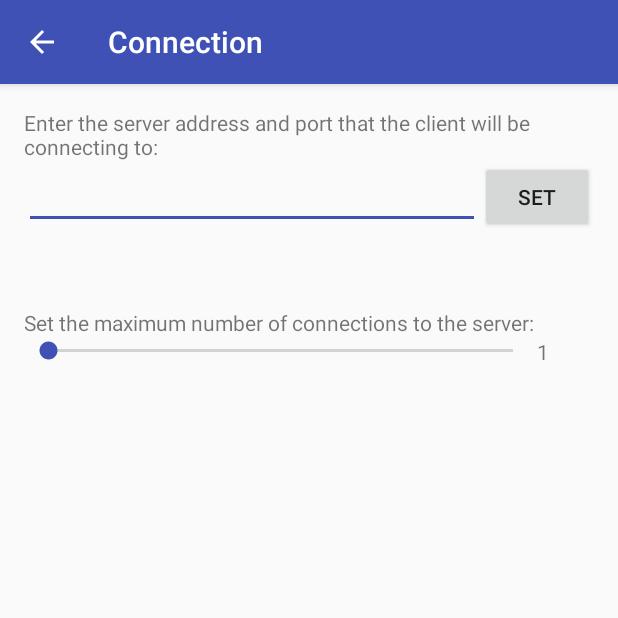
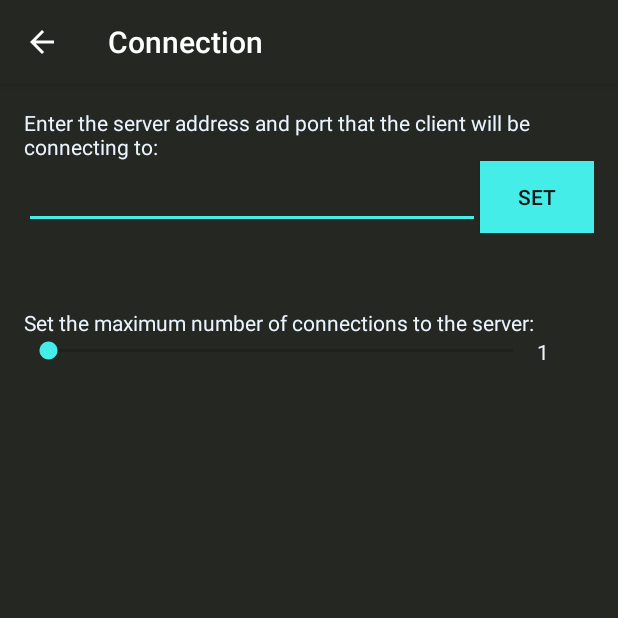
Before and after one commit to BrandonWade/trace, an Android app: the ConnectionActivity screen opened directly, with no data from a screen before it, on a phone screen of 412 x 824 dp, the top half of it. Run offline under Robolectric (Android 15) with nearby library versions, the phone set to English and light mode, and no system bars.

Commit message:
Server UI updates, update android styling.

```diff
--- a/client/trace/app/src/main/java/com/example/brandon/trace/FileConnection.java
+++ b/client/trace/app/src/main/java/com/example/brandon/trace/FileConnection.java
@@ -58,9 +58,9 @@ public class FileConnection extends Thread {
                                 case Message.DONE:
                                     FileUtils.setFileStatus(file, FileUtils.STATUS_DOWNLOADED);
 
-//                                    conn.disconnect();
-                                    WriteFileTask writeFile = new WriteFileTask(StorageManager.storageDir, file, fileContents, websocket);
-                                    writeFile.execute();
+                                    conn.disconnect();
+//                                    WriteFileTask writeFile = new WriteFileTask(StorageManager.storageDir, file, fileContents, websocket);
+//                                    writeFile.execute();
                                     break;
                             }
                         }
--- a/client/trace/app/src/main/java/com/example/brandon/trace/FileListItemAdapter.java
+++ b/client/trace/app/src/main/java/com/example/brandon/trace/FileListItemAdapter.java
@@ -6,6 +6,7 @@ import android.util.Log;
 import android.view.LayoutInflater;
 import android.view.View;
 import android.view.ViewGroup;
+import android.widget.AdapterView;
 import android.widget.ArrayAdapter;
 import android.widget.CheckBox;
 import android.widget.CompoundButton;
--- a/client/trace/app/src/main/res/layout/activity_connection.xml
+++ b/client/trace/app/src/main/res/layout/activity_connection.xml
@@ -8,6 +8,7 @@
     android:paddingLeft="@dimen/activity_horizontal_margin"
     android:paddingRight="@dimen/activity_horizontal_margin"
     android:paddingTop="@dimen/activity_vertical_margin"
+    android:background="@color/colorPrimary"
     tools:context="com.example.brandon.trace.ConnectionActivity">
 
     <TextView
@@ -29,7 +30,8 @@
             android:layout_width="0dp"
             android:layout_height="wrap_content"
             android:layout_weight="8"
-            android:inputType="text" />
+            android:inputType="text"
+            android:textColor="@color/textColorLight" />
 
         <Button
             android:id="@+id/set_address_button"
@@ -37,7 +39,9 @@
             android:layout_height="wrap_content"
             android:layout_weight="2"
             android:text="@string/button_set"
-            android:onClick="setServerAddress" />
+            android:onClick="setServerAddress"
+            android:textColor="@color/textColorDark"
+            android:background="@color/colorAccent" />
 
     </LinearLayout>
 
--- a/client/trace/app/src/main/res/layout/activity_main.xml
+++ b/client/trace/app/src/main/res/layout/activity_main.xml
@@ -2,7 +2,8 @@
     xmlns:android="http://schemas.android.com/apk/res/android"
     android:layout_width="match_parent"
     android:layout_height="match_parent"
-    android:orientation="vertical">
+    android:orientation="vertical"
+    android:background="@color/colorPrimary">
 
     <fragment
         android:id="@+id/file_list_fragment"
--- a/client/trace/app/src/main/res/layout/file_list_fragment.xml
+++ b/client/trace/app/src/main/res/layout/file_list_fragment.xml
@@ -7,6 +7,7 @@
     <ListView
         android:id="@android:id/list"
         android:layout_width="match_parent"
-        android:layout_height="wrap_content" />
+        android:layout_height="wrap_content"
+        android:background="@color/colorPrimary" />
 
 </LinearLayout>
--- a/client/trace/app/src/main/res/values/colors.xml
+++ b/client/trace/app/src/main/res/values/colors.xml
@@ -1,6 +1,9 @@
 <?xml version="1.0" encoding="utf-8"?>
 <resources>
-    <color name="colorPrimary">#3F51B5</color>
-    <color name="colorPrimaryDark">#303F9F</color>
-    <color name="colorAccent">#3F51B5</color>
+    <color name="colorPrimary">#242722</color>
+    <color name="colorPrimaryDark">#111413</color>
+    <color name="colorAccent">#44EDE7</color>
+    <color name="textColorLight">#E9F4FE</color>
+    <color name="textColorDark">#111413</color>
+    <color name="downloadBarColor">#36938B</color>
 </resources>
--- a/client/trace/app/src/main/res/values/styles.xml
+++ b/client/trace/app/src/main/res/values/styles.xml
@@ -6,6 +6,9 @@
         <item name="colorPrimary">@color/colorPrimary</item>
         <item name="colorPrimaryDark">@color/colorPrimaryDark</item>
         <item name="colorAccent">@color/colorAccent</item>
+
+        <item name="android:textColor">@color/textColorLight</item>
+        <item name="android:itemBackground">@color/colorPrimary</item>
     </style>
 
 </resources>
```
Also changed, not shown: client/trace/app/src/main/res/layout/activity_settings.xml (+6 -2 lines), client/trace/app/src/main/res/layout/file_list_row.xml (+5 -5 lines), 7 other files.
